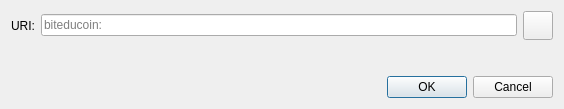
The window that src/qt/forms/openuridialog.ui (10sec-project/10seconds) describes before a commit, drawn with Qt 5.
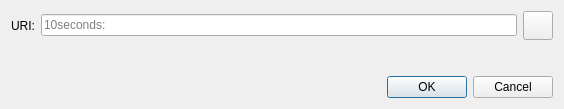
The same window after the commit. Icons and pictures are not drawn. Custom widgets are drawn as their Qt base class.

The edit to the form file:
```diff
--- a/src/qt/forms/openuridialog.ui
+++ b/src/qt/forms/openuridialog.ui
@@ -26,7 +26,7 @@
      <item>
       <widget class="QValidatedLineEdit" name="uriEdit">
        <property name="placeholderText">
-        <string notr="true">biteducoin:</string>
+        <string notr="true">10seconds:</string>
        </property>
       </widget>
      </item>
```
Left out of the diff: 2 changed lines with no effect on the pictures.
